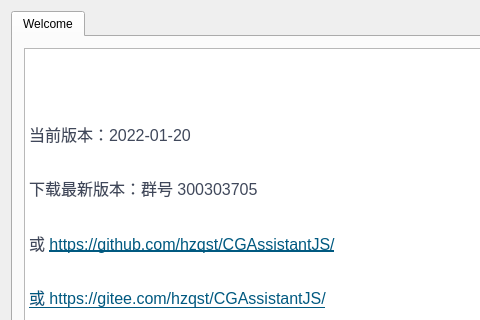
hzqst/CGAssistant, file CGAssistant/mainwindow.ui: the form before one commit; both pictures show x 0 to 480 and y 0 to 320 of the 750 by 500 pixel window.
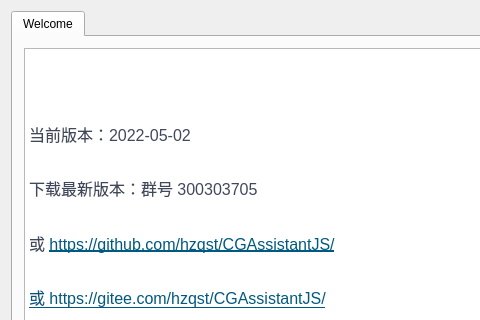
The form after the commit. Icons and pictures are not drawn.

Commit message: 修复 https://gitee.com/hzqst/CGAssistantJS/issues/I51Z1L 和 https://gitee.com/hzqst/CGAssistantJS/issues/I554NC

Patch:
```diff
--- a/CGAssistant/mainwindow.ui
+++ b/CGAssistant/mainwindow.ui
@@ -73,7 +73,7 @@
 &lt;/style&gt;&lt;/head&gt;&lt;body style=&quot; font-family:'Microsoft YaHei UI'; font-size:9pt; font-weight:400; font-style:normal;&quot;&gt;
 &lt;p style=&quot; margin-top:0px; margin-bottom:0px; margin-left:0px; margin-right:0px; -qt-block-indent:0; text-indent:0px;&quot;&gt;&lt;img src=&quot;:/logo.png&quot; /&gt;&lt;/p&gt;
 &lt;p style=&quot;-qt-paragraph-type:empty; margin-top:0px; margin-bottom:16px; margin-left:0px; margin-right:0px; -qt-block-indent:0; text-indent:0px; line-height:160%; font-family:'-apple-system,BlinkMacSystemFont,Segoe UI,Helvetica,Arial,Apple Color Emoji,Segoe UI Emoji,Segoe UI Symbol,Liberation Sans,PingFang SC,Microsoft YaHei,Hiragino Sans GB,Wenquanyi Micro Hei,WenQuanYi Zen Hei,ST Heiti,SimHei,SimSun,WenQuanYi Zen Hei Sharp,sans-serif'; font-size:16px; color:#40485b; background-color:#ffffff;&quot;&gt;&lt;br /&gt;&lt;/p&gt;
-&lt;p style=&quot; margin-top:0px; margin-bottom:16px; margin-left:0px; margin-right:0px; -qt-block-indent:0; text-indent:0px; line-height:160%; background-color:#ffffff;&quot;&gt;&lt;span style=&quot; font-family:'-apple-system,BlinkMacSystemFont,Segoe UI,Helvetica,Arial,Apple Color Emoji,Segoe UI Emoji,Segoe UI Symbol,Liberation Sans,PingFang SC,Microsoft YaHei,Hiragino Sans GB,Wenquanyi Micro Hei,WenQuanYi Zen Hei,ST Heiti,SimHei,SimSun,WenQuanYi Zen Hei Sharp,sans-serif'; font-size:16px; color:#40485b; background-color:#ffffff;&quot;&gt;当前版本：2022-01-20&lt;/span&gt;&lt;/p&gt;
+&lt;p style=&quot; margin-top:0px; margin-bottom:16px; margin-left:0px; margin-right:0px; -qt-block-indent:0; text-indent:0px; line-height:160%; background-color:#ffffff;&quot;&gt;&lt;span style=&quot; font-family:'-apple-system,BlinkMacSystemFont,Segoe UI,Helvetica,Arial,Apple Color Emoji,Segoe UI Emoji,Segoe UI Symbol,Liberation Sans,PingFang SC,Microsoft YaHei,Hiragino Sans GB,Wenquanyi Micro Hei,WenQuanYi Zen Hei,ST Heiti,SimHei,SimSun,WenQuanYi Zen Hei Sharp,sans-serif'; font-size:16px; color:#40485b; background-color:#ffffff;&quot;&gt;当前版本：2022-05-02&lt;/span&gt;&lt;/p&gt;
 &lt;p style=&quot; margin-top:0px; margin-bottom:16px; margin-left:0px; margin-right:0px; -qt-block-indent:0; text-indent:0px; line-height:160%; background-color:#ffffff;&quot;&gt;&lt;span style=&quot; font-family:'-apple-system,BlinkMacSystemFont,Segoe UI,Helvetica,Arial,Apple Color Emoji,Segoe UI Emoji,Segoe UI Symbol,Liberation Sans,PingFang SC,Microsoft YaHei,Hiragino Sans GB,Wenquanyi Micro Hei,WenQuanYi Zen Hei,ST Heiti,SimHei,SimSun,WenQuanYi Zen Hei Sharp,sans-serif'; font-size:16px; color:#40485b; background-color:#ffffff;&quot;&gt;下载最新版本：群号 300303705&lt;/span&gt;&lt;/p&gt;
 &lt;p style=&quot; margin-top:0px; margin-bottom:16px; margin-left:0px; margin-right:0px; -qt-block-indent:0; text-indent:0px; line-height:160%; background-color:#ffffff;&quot;&gt;&lt;span style=&quot; font-family:'-apple-system,BlinkMacSystemFont,Segoe UI,Helvetica,Arial,Apple Color Emoji,Segoe UI Emoji,Segoe UI Symbol,Liberation Sans,PingFang SC,Microsoft YaHei,Hiragino Sans GB,Wenquanyi Micro Hei,WenQuanYi Zen Hei,ST Heiti,SimHei,SimSun,WenQuanYi Zen Hei Sharp,sans-serif'; font-size:16px; color:#40485b; background-color:#ffffff;&quot;&gt;或 &lt;/span&gt;&lt;a href=&quot;https://github.com/hzqst/CGAssistantJS/issues&quot;&gt;&lt;span style=&quot; font-family:'-apple-system,BlinkMacSystemFont,Segoe UI,Helvetica,Arial,Apple Color Emoji,Segoe UI Emoji,Segoe UI Symbol,Liberation Sans,PingFang SC,Microsoft YaHei,Hiragino Sans GB,Wenquanyi Micro Hei,WenQuanYi Zen Hei,ST Heiti,SimHei,SimSun,WenQuanYi Zen Hei Sharp,sans-serif'; font-size:16px; text-decoration: underline; color:#005980; background-color:transparent;&quot;&gt;https://github.com/hzqst/CGAssistantJS/&lt;/span&gt;&lt;/a&gt;&lt;/p&gt;
 &lt;p style=&quot; margin-top:0px; margin-bottom:16px; margin-left:0px; margin-right:0px; -qt-block-indent:0; text-indent:0px; line-height:160%; background-color:#ffffff;&quot;&gt;&lt;a href=&quot;https://github.com/hzqst/CGAssistantJS/issues&quot;&gt;&lt;span style=&quot; font-family:'-apple-system,BlinkMacSystemFont,Segoe UI,Helvetica,Arial,Apple Color Emoji,Segoe UI Emoji,Segoe UI Symbol,Liberation Sans,PingFang SC,Microsoft YaHei,Hiragino Sans GB,Wenquanyi Micro Hei,WenQuanYi Zen Hei,ST Heiti,SimHei,SimSun,WenQuanYi Zen Hei Sharp,sans-serif'; font-size:16px; text-decoration: underline; color:#005980; background-color:transparent;&quot;&gt;或 &lt;/span&gt;&lt;/a&gt;&lt;a href=&quot;https://gitee.com/hzqst/CGAssistantJS/issues&quot;&gt;&lt;span style=&quot; font-family:'-apple-system,BlinkMacSystemFont,Segoe UI,Helvetica,Arial,Apple Color Emoji,Segoe UI Emoji,Segoe UI Symbol,Liberation Sans,PingFang SC,Microsoft YaHei,Hiragino Sans GB,Wenquanyi Micro Hei,WenQuanYi Zen Hei,ST Heiti,SimHei,SimSun,WenQuanYi Zen Hei Sharp,sans-serif'; font-size:16px; text-decoration: underline; color:#005980; background-color:transparent;&quot;&gt;https://gitee.com/hzqst/CGAssistantJS/&lt;/span&gt;&lt;/a&gt;&lt;/p&gt;&lt;/body&gt;&lt;/html&gt;</string>
```
The commit also changes 2 other files.
